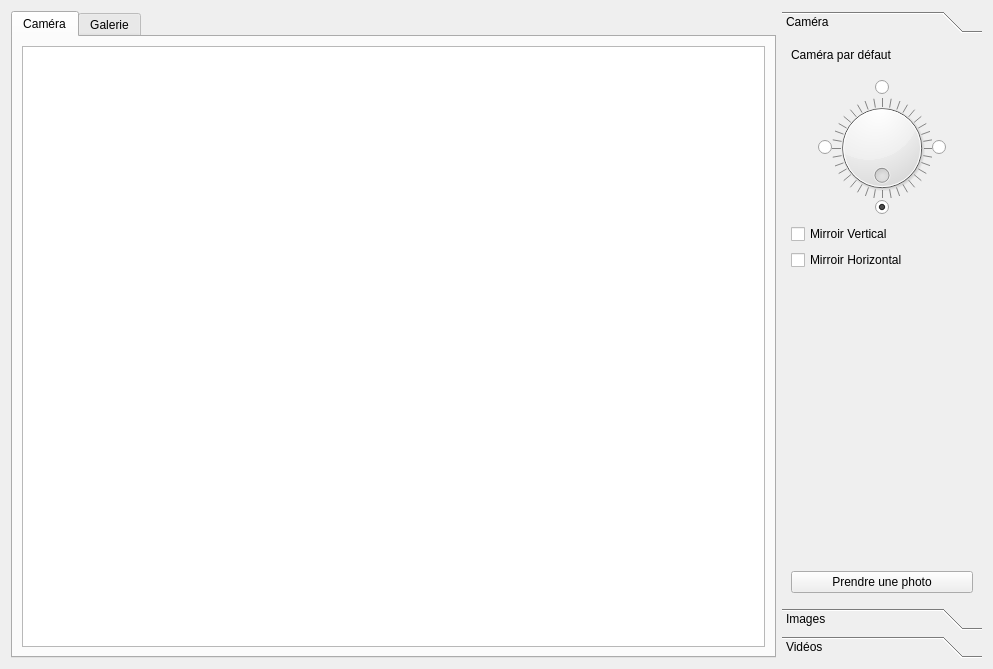
Old version of the form vizualizator/vizualizatorwidget.ui in the repository jlfrucot/vizualizator.
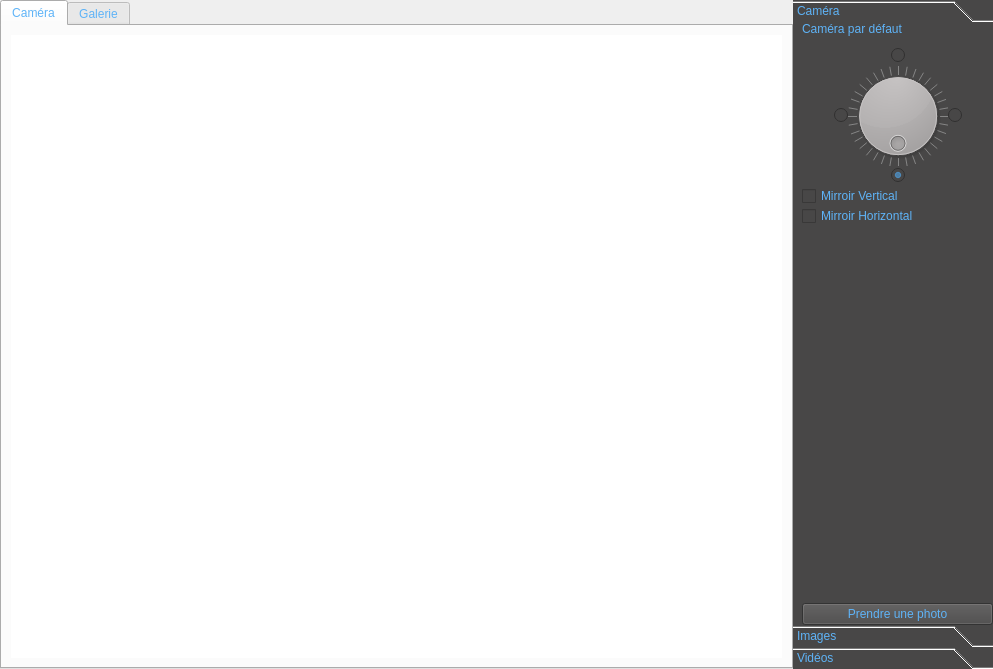
New version of the form. The open tabs and pages were chosen to show the change. Custom widgets are drawn as their Qt base class.

```diff
--- a/vizualizator/vizualizatorwidget.ui
+++ b/vizualizator/vizualizatorwidget.ui
@@ -14,13 +14,49 @@
    <string>Form</string>
   </property>
   <layout class="QVBoxLayout" name="verticalLayout">
+   <property name="spacing">
+    <number>0</number>
+   </property>
+   <property name="leftMargin">
+    <number>0</number>
+   </property>
+   <property name="topMargin">
+    <number>0</number>
+   </property>
+   <property name="rightMargin">
+    <number>0</number>
+   </property>
+   <property name="bottomMargin">
+    <number>0</number>
+   </property>
    <item>
     <layout class="QHBoxLayout" name="horizontalLayout">
+     <property name="spacing">
+      <number>0</number>
+     </property>
+     <property name="leftMargin">
+      <number>0</number>
+     </property>
+     <property name="topMargin">
+      <number>0</number>
+     </property>
      <property name="rightMargin">
       <number>0</number>
      </property>
+     <property name="bottomMargin">
+      <number>0</number>
+     </property>
      <item>
       <widget class="QTabWidget" name="tabWidget">
+       <property name="styleSheet">
+        <string notr="true">color: rgb(94, 179, 247);</string>
+       </property>
+       <property name="tabPosition">
+        <enum>QTabWidget::North</enum>
+       </property>
+       <property name="tabShape">
+        <enum>QTabWidget::Rounded</enum>
+       </property>
        <property name="currentIndex">
         <number>0</number>
        </property>
@@ -34,6 +70,12 @@
         <layout class="QVBoxLayout" name="verticalLayout_3">
          <item>
           <widget class="QGraphicsView" name="gvCameraView">
+           <property name="frameShape">
+            <enum>QFrame::NoFrame</enum>
+           </property>
+           <property name="frameShadow">
+            <enum>QFrame::Plain</enum>
+           </property>
            <property name="verticalScrollBarPolicy">
             <enum>Qt::ScrollBarAlwaysOff</enum>
            </property>
@@ -106,22 +148,44 @@
          <height>16777215</height>
         </size>
        </property>
+       <property name="styleSheet">
+        <string notr="true">background-color: rgb(72, 71, 71);
+color: rgb(94, 179, 247);</string>
+       </property>
        <property name="currentIndex">
         <number>0</number>
        </property>
+       <property name="tabSpacing">
+        <number>0</number>
+       </property>
        <widget class="QWidget" name="pageCamera">
         <property name="geometry">
          <rect>
           <x>0</x>
           <y>0</y>
           <width>200</width>
-          <height>556</height>
+          <height>592</height>
          </rect>
         </property>
         <attribute name="label">
          <string>Caméra</string>
         </attribute>
         <layout class="QVBoxLayout" name="verticalLayout_4">
+         <property name="spacing">
+          <number>0</number>
+         </property>
+         <property name="leftMargin">
+          <number>9</number>
+         </property>
+         <property name="topMargin">
+          <number>0</number>
+         </property>
+         <property name="rightMargin">
+          <number>0</number>
+         </property>
+         <property name="bottomMargin">
+          <number>0</number>
+         </property>
          <item>
           <layout class="QVBoxLayout" name="verticalLayout_2">
            <item>
```
Left out of the diff: 6 changed lines with no effect on the pictures.
